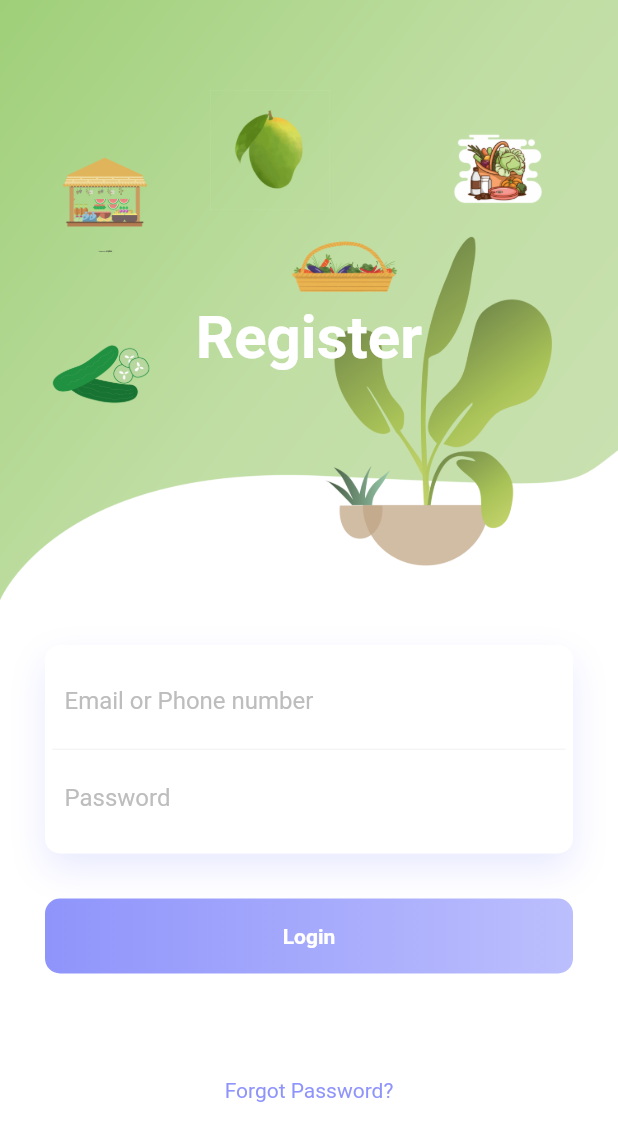
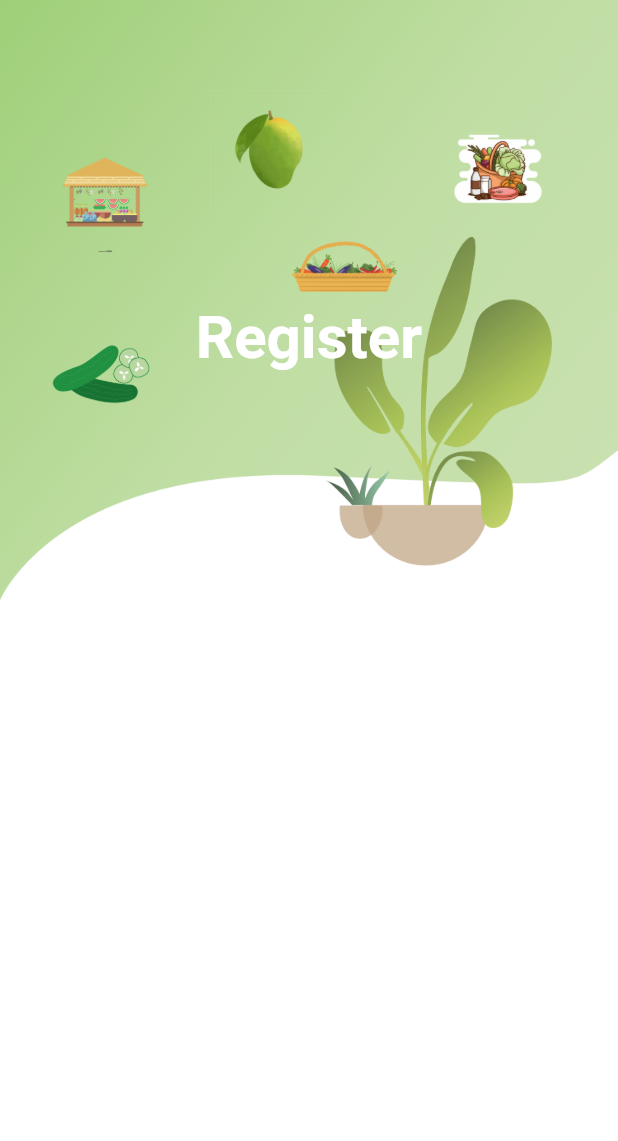
Before and after one commit to rezaErabby/utmGrocery, a Flutter app: the Register screen opened by its route, on a phone screen of 412 x 824 dp. Shown: the top 1141 px of the screen. Run offline on Flutter 3.47's test engine with Material 2 defaults, Android fonts, the phone set to English and light mode, and no system bars; our stand-ins replace simple_animations.

```diff
--- a/lib/Pages/register.dart
+++ b/lib/Pages/register.dart
@@ -113,76 +113,11 @@ class Register extends StatelessWidget {
                   ],
                 ),
               ),
-               Padding(
-	              padding: EdgeInsets.all(30.0),
-	              child: Column(
-	                children: <Widget>[
-	                  FadeAnimation(1.8, Container(
-	                    padding: EdgeInsets.all(5),
-	                    decoration: BoxDecoration(
-	                      color: Colors.white,
-	                      borderRadius: BorderRadius.circular(10),
-	                      boxShadow: [
-	                        BoxShadow(
-	                          color: Color.fromRGBO(143, 148, 251, .2),
-	                          blurRadius: 20.0,
-	                          offset: Offset(0, 10)
-	                        )
-	                      ]
-	                    ),
-	                    child: Column(
-	                      children: <Widget>[
-	                        Container(
-	                          padding: EdgeInsets.all(8.0),
-	                          decoration: BoxDecoration(
-	                            border: Border(bottom: BorderSide(color: Colors.grey[100]))
-	                          ),
-	                          child: TextField(
-	                            decoration: InputDecoration(
-	                              border: InputBorder.none,
-	                              hintText: "Email or Phone number",
-	                              hintStyle: TextStyle(color: Colors.grey[400])
-	                            ),
-	                          ),
-	                        ),
-	                        Container(
-	                          padding: EdgeInsets.all(8.0),
-	                          child: TextField(
-	                            decoration: InputDecoration(
-	                              border: InputBorder.none,
-	                              hintText: "Password",
-	                              hintStyle: TextStyle(color: Colors.grey[400])
-	                            ),
-	                          ),
-	                        )
-	                      ],
-	                    ),
-	                  )),
-	                  SizedBox(height: 30,),
-	                  FadeAnimation(2, Container(
-	                    height: 50,
-	                    decoration: BoxDecoration(
-	                      borderRadius: BorderRadius.circular(10),
-	                      gradient: LinearGradient(
-	                        colors: [
-	                          Color.fromRGBO(143, 148, 251, 1),
-	                          Color.fromRGBO(143, 148, 251, .6),
-	                        ]
-	                      )
-	                    ),
-	                    child: Center(
-	                      child: Text("Login", style: TextStyle(color: Colors.white, fontWeight: FontWeight.bold),),
-	                    ),
-	                  )),
-	                  SizedBox(height: 70,),
-	                  FadeAnimation(1.5, Text("Forgot Password?", style: TextStyle(color: Color.fromRGBO(143, 148, 251, 1)),)),
-	                ],
-	              ),
-	            )
-	          ],
-	        ),
-	      ),
-      )
+
+            ],
+          ),
+        ),
+      ),
     );
   }
 }
```
